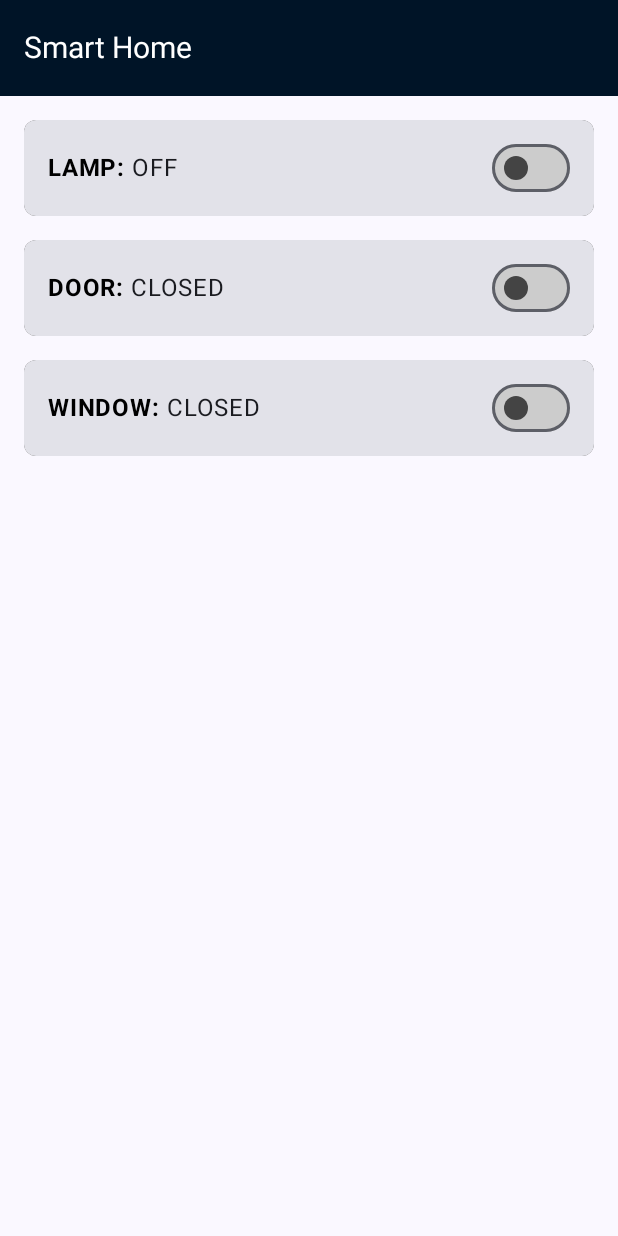
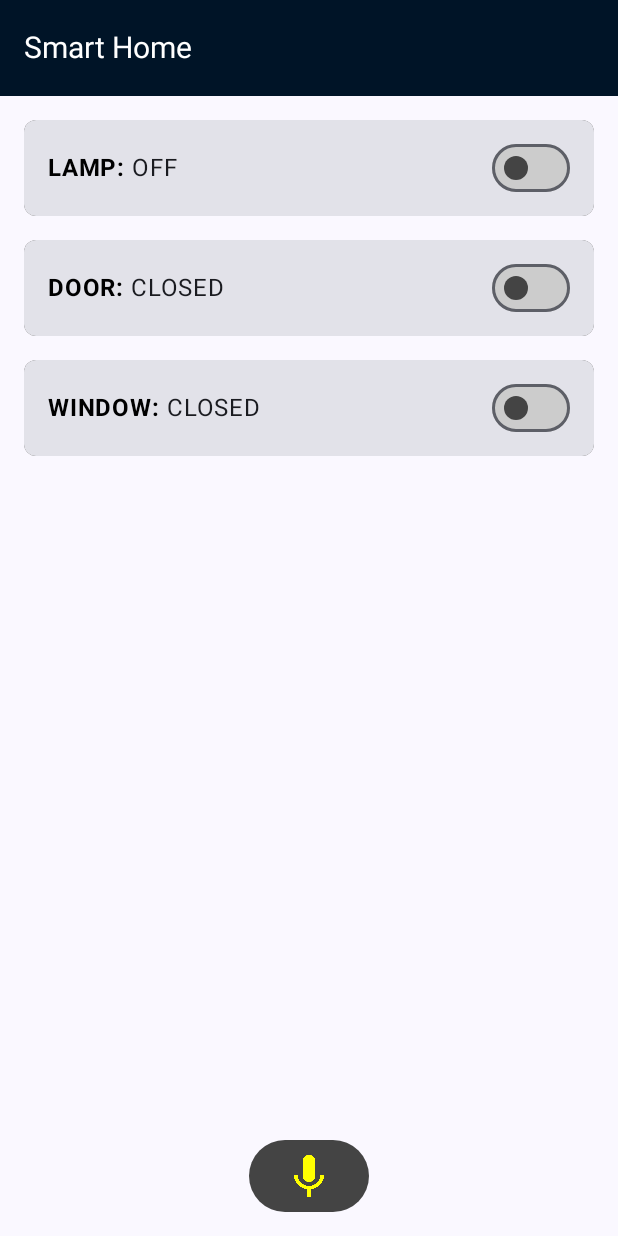
Before and after one commit to ahmedmohd957/lab2_software_engineering, an Android app built with Jetpack Compose: the screen it shows after launch (MainActivity), on a phone screen of 412 x 824 dp. Run offline under Robolectric (Android 15) with nearby library versions, the phone set to English and light mode, and no system bars; our stand-ins replace Firebase (no records; nobody signed in at launch, a user with empty details on screens opened directly).

Commit message:
all tasks completed

```diff
--- a/app/src/main/java/com/example/lab2se/MainActivity.kt
+++ b/app/src/main/java/com/example/lab2se/MainActivity.kt
@@ -49,6 +49,13 @@ import android.content.Intent
 import android.speech.RecognizerIntent
 import android.speech.SpeechRecognizer
 import android.widget.Toast
+import androidx.compose.foundation.layout.size
+import androidx.compose.foundation.shape.CircleShape
+import androidx.compose.material.icons.Icons
+import androidx.compose.material3.Button
+import androidx.compose.material3.ButtonDefaults
+import androidx.compose.material3.Icon
+import androidx.compose.ui.res.painterResource
 
 class MainActivity : ComponentActivity() {
     private val RECORD_AUDIO_PERMISSION_CODE = 1
@@ -57,19 +64,31 @@ class MainActivity : ComponentActivity() {
     override fun onCreate(savedInstanceState: Bundle?) {
         super.onCreate(savedInstanceState)
 
-        if (ContextCompat.checkSelfPermission(this, Manifest.permission.RECORD_AUDIO) != PackageManager.PERMISSION_GRANTED) {
-            // Request the permission if it is not granted
+        setContent {
+            Lab2seTheme {
+                Surface(
+                    modifier = Modifier.fillMaxSize(),
+                    color = MaterialTheme.colorScheme.background,
+                ) {
+                    HomeLayout(startListening = { startListening() })
+                }
+            }
+        }
+    }
+
+    private fun startListening() {
+        while (ContextCompat.checkSelfPermission(this, Manifest.permission.RECORD_AUDIO) != PackageManager.PERMISSION_GRANTED) {
             ActivityCompat.requestPermissions(
                 this,
                 arrayOf(Manifest.permission.RECORD_AUDIO),
                 RECORD_AUDIO_PERMISSION_CODE
             )
-        } else {
-            // Permission is already granted, proceed with the app initialization
+        }
         speechRecognizer = SpeechRecognizer.createSpeechRecognizer(this).apply {
             setRecognitionListener(object : RecognitionListenerAdapter() {
                 override fun onResults(results: Bundle) {
-                        val matches = results.getStringArrayList(SpeechRecognizer.RESULTS_RECOGNITION)
+                    val matches =
+                        results.getStringArrayList(SpeechRecognizer.RESULTS_RECOGNITION)
                     if (!matches.isNullOrEmpty()) {
                         Log.d("SPEECH", matches[0])
                         handleSpeechCommand(matches[0])
@@ -78,23 +97,7 @@ class MainActivity : ComponentActivity() {
             })
         }
 
-            setContent {
-                Lab2seTheme {
-                    Surface(
-                        modifier = Modifier.fillMaxSize(),
-                        color = MaterialTheme.colorScheme.background,
-                    ) {
-                        HomeLayout()
-                    }
-                }
-            }
-
         // Start listening
-            startListening()
-        }
-    }
-
-    private fun startListening() {
         val intent = Intent(RecognizerIntent.ACTION_RECOGNIZE_SPEECH).apply {
             putExtra(RecognizerIntent.EXTRA_LANGUAGE_MODEL, RecognizerIntent.LANGUAGE_MODEL_FREE_FORM)
             putExtra(RecognizerIntent.EXTRA_MAX_RESULTS, 1)
@@ -143,7 +146,7 @@ class MainActivity : ComponentActivity() {
 
 @OptIn(ExperimentalMaterial3Api::class)
 @Composable
-fun HomeLayout() {
+fun HomeLayout(startListening: () -> Unit) {
     val lightStatus = remember { mutableStateOf(false) }
     val doorStatus = remember { mutableStateOf(false) }
     val windowStatus = remember { mutableStateOf(false) }
@@ -176,10 +179,14 @@ fun HomeLayout() {
                 titleContentColor = Color.White
             ),
         )
-        Column(
+        Column (
             modifier = Modifier
             .fillMaxSize()
             .padding(16.dp),
+            verticalArrangement = Arrangement.SpaceBetween,
+            horizontalAlignment = Alignment.CenterHorizontally
+        ) {
+            Column(
                 verticalArrangement = Arrangement.spacedBy(16.dp),
             ) {
                 ControlCard(title = "LAMP", status = lightStatus) {
@@ -193,6 +200,19 @@ fun HomeLayout() {
                 ControlCard(title = "WINDOW", status = windowStatus) {
                     windowStatus.value = it
                     myRef.child("window").setValue(if (it) 1 else 0)
+                }
+            }
+            Button(
+                onClick = { startListening() },
+                shape = CircleShape,
+                colors = ButtonDefaults.buttonColors(containerColor = Color.DarkGray)
+            ) {
+                Icon(
+                    painter = painterResource(id = R.drawable.mic_icon),
+                    contentDescription = "Mic",
+                    tint = Color.Yellow,
+                    modifier = Modifier.size(32.dp)
+                )
             }
         }
     }
@@ -242,11 +262,3 @@ fun ControlCard(title: String, status: MutableState<Boolean>, toggle: (Boolean)
         }
     }
 }
-
-@Preview(showBackground = true)
-@Composable
-fun GreetingPreview() {
-    Lab2seTheme {
-        HomeLayout()
-    }
-}
```
Also changed, not shown: app/src/main/res/drawable/mic_icon.png (added). Lines whose indentation alone changed are shown as unchanged.
